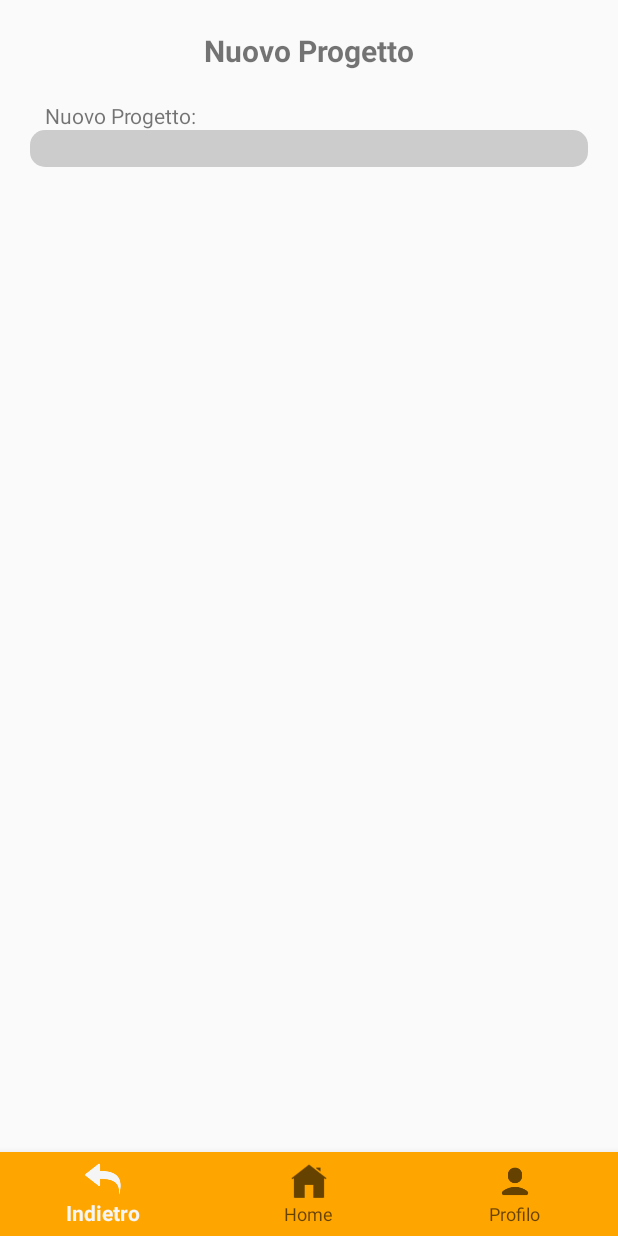
After one commit to RodriMont/yourtask, an Android app: the fragment CreateProjectFragment placed in its activity, on a phone screen of 412 x 824 dp. The commit adds this screen. Run offline under Robolectric (Android 15) with nearby library versions, the phone set to English and light mode, and no system bars.

Commit message:
create project fragment

```diff
--- a/app/app/src/main/AndroidManifest.xml
+++ b/app/app/src/main/AndroidManifest.xml
@@ -26,7 +26,7 @@
                 <category android:name="android.intent.category.LAUNCHER" />
             </intent-filter>
         </activity>
-        <activity android:name=".HomepageActivity" />
+        <!--<activity android:name=".HomepageActivity" /> -->
     </application>
 
 </manifest>
--- /dev/null
+++ b/app/app/src/main/java/com/example/yourtask/CreateProjectFragment.java
@@ -0,0 +1,24 @@
+package com.example.yourtask;
+
+import android.os.Bundle;
+
+import androidx.fragment.app.Fragment;
+
+import android.view.LayoutInflater;
+import android.view.View;
+import android.view.ViewGroup;
+
+public class CreateProjectFragment extends Fragment
+{
+    @Override
+    public void onCreate(Bundle savedInstanceState)
+    {
+        super.onCreate(savedInstanceState);
+    }
+
+    @Override
+    public View onCreateView(LayoutInflater inflater, ViewGroup container, Bundle savedInstanceState)
+    {
+        return inflater.inflate(R.layout.create_project_fragment, container, false);
+    }
+}
--- a/app/app/src/main/java/com/example/yourtask/LoginActivity.java
+++ b/app/app/src/main/java/com/example/yourtask/LoginActivity.java
@@ -37,5 +37,7 @@ public class LoginActivity extends AppCompatActivity {
                 }
             }
         });
+
+
     }
 }
--- a/app/app/src/main/java/com/example/yourtask/MainActivity.java
+++ b/app/app/src/main/java/com/example/yourtask/MainActivity.java
@@ -10,7 +10,9 @@ import android.content.res.ColorStateList;
     import android.graphics.Color;
     import android.graphics.PorterDuff;
     import android.os.Bundle;
+    import android.util.Log;
     import android.view.MenuItem;
+    import android.widget.Button;
 
     import com.google.android.material.bottomnavigation.BottomNavigationView;
     import com.google.android.material.navigation.NavigationBarView;
@@ -39,18 +41,22 @@ public class MainActivity extends AppCompatActivity
                     if (id == R.id.navigation_back)
                         changeFragment(new ProfileFragment());
                     else if (id == R.id.navigation_home)
-                    changeFragment(new ProfileFragment());
+                        changeFragment(new HomepageFragment());
                     else if (id == R.id.navigation_profile)
                         changeFragment(new ProfileFragment());
 
                     return false;
                 }
             });
+
+
         }
 
-    private boolean changeFragment(Fragment fragment)
+        public boolean changeFragment(Fragment fragment)
         {
             getSupportFragmentManager().beginTransaction().replace(R.id.fragment_container, fragment).commit();
             return true;
         }
+
+
     }
--- /dev/null
+++ b/app/app/src/main/res/layout/create_project_fragment.xml
@@ -0,0 +1,46 @@
+<?xml version="1.0" encoding="utf-8"?>
+<FrameLayout xmlns:android="http://schemas.android.com/apk/res/android"
+    xmlns:tools="http://schemas.android.com/tools"
+    android:layout_width="match_parent"
+    android:layout_height="match_parent"
+    tools:context=".CreateProjectFragment">
+
+    <RelativeLayout
+        android:layout_width="match_parent"
+        android:layout_height="wrap_content"
+        android:padding="20dp"
+
+        >
+
+        <TextView
+            android:layout_width="wrap_content"
+            android:layout_height="wrap_content"
+            android:text="Nuovo Progetto"
+            android:textStyle="bold"
+            android:textSize="20sp"
+            android:layout_centerHorizontal="true"
+            android:id="@+id/title_new_project_textView"
+            />
+
+        <TextView
+            android:layout_width="wrap_content"
+            android:layout_height="wrap_content"
+            android:layout_below="@+id/title_new_project_textView"
+            android:text="Nuovo Progetto: "
+            android:layout_marginTop="20dp"
+            android:id="@+id/new_project_label"
+            android:layout_marginHorizontal="10dp"
+            />
+
+        <EditText
+            android:layout_width="match_parent"
+            android:layout_height="wrap_content"
+            android:layout_below="@id/new_project_label"
+            android:background="@drawable/rounded_corners"
+
+            />
+
+    </RelativeLayout>
+
+
+</FrameLayout>
--- a/app/app/src/main/res/layout/homepage_layout.xml
+++ b/app/app/src/main/res/layout/homepage_fragment.xml
@@ -55,7 +55,7 @@
         >
 
         <Button
-            android:id="@+id/crete_project_button"
+            android:id="@+id/create_project_button"
             android:layout_width="wrap_content"
             android:layout_height="wrap_content"
             android:text="crea Progetto"
```
Also changed, not shown: app/app/src/main/java/com/example/yourtask/HomepageActivity.java (deleted, +0 -16 lines), app/app/src/main/java/com/example/yourtask/HomepageFragment.java (added, +36 -0 lines), 1 other file. Lines whose indentation alone changed are shown as unchanged.
